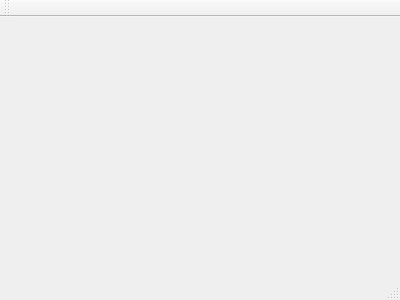
Old version of the form mainwindow.ui in the repository grgvineet/ParaTube.
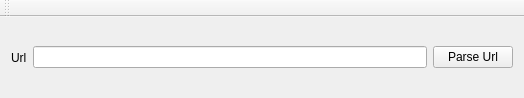
New version of the form.

```diff
--- a/mainwindow.ui
+++ b/mainwindow.ui
@@ -1,24 +1,64 @@
 <ui version="4.0">
  <class>MainWindow</class>
- <widget class="QMainWindow" name="MainWindow" >
-  <property name="geometry" >
+ <widget class="QMainWindow" name="MainWindow">
+  <property name="geometry">
    <rect>
     <x>0</x>
     <y>0</y>
-    <width>400</width>
-    <height>300</height>
+    <width>524</width>
+    <height>98</height>
    </rect>
   </property>
   <property name="windowTitle" >
    <string>MainWindow</string>
   </property>
-  <widget class="QMenuBar" name="menuBar" />
-  <widget class="QToolBar" name="mainToolBar" />
-  <widget class="QWidget" name="centralWidget" />
-  <widget class="QStatusBar" name="statusBar" />
+  <widget class="QWidget" name="centralWidget">
+   <property name="sizePolicy">
+    <sizepolicy hsizetype="MinimumExpanding" vsizetype="MinimumExpanding">
+     <horstretch>0</horstretch>
+     <verstretch>0</verstretch>
+    </sizepolicy>
+   </property>
+   <layout class="QHBoxLayout" name="horizontalLayout">
+    <item>
+     <widget class="QLabel" name="lUrl">
+      <property name="text">
+       <string>Url</string>
+      </property>
+     </widget>
+    </item>
+    <item>
+     <widget class="QLineEdit" name="leUrl"/>
+    </item>
+    <item>
+     <widget class="QPushButton" name="bParseUrl">
+      <property name="text">
+       <string>Parse Url</string>
+      </property>
+     </widget>
+    </item>
+   </layout>
+  </widget>
+  <widget class="QMenuBar" name="menuBar">
+   <property name="geometry">
+    <rect>
+     <x>0</x>
+     <y>0</y>
+     <width>524</width>
+     <height>23</height>
+    </rect>
+   </property>
+  </widget>
+  <widget class="QToolBar" name="mainToolBar">
+   <attribute name="toolBarArea">
+    <enum>TopToolBarArea</enum>
+   </attribute>
+   <attribute name="toolBarBreak">
+    <bool>false</bool>
+   </attribute>
+  </widget>
  </widget>
- <layoutDefault spacing="6" margin="11" />
- <pixmapfunction></pixmapfunction>
+ <layoutdefault spacing="6" margin="11"/>
  <resources/>
  <connections/>
 </ui>
```
Left out of the diff: 3 changed lines with no effect on the pictures.
